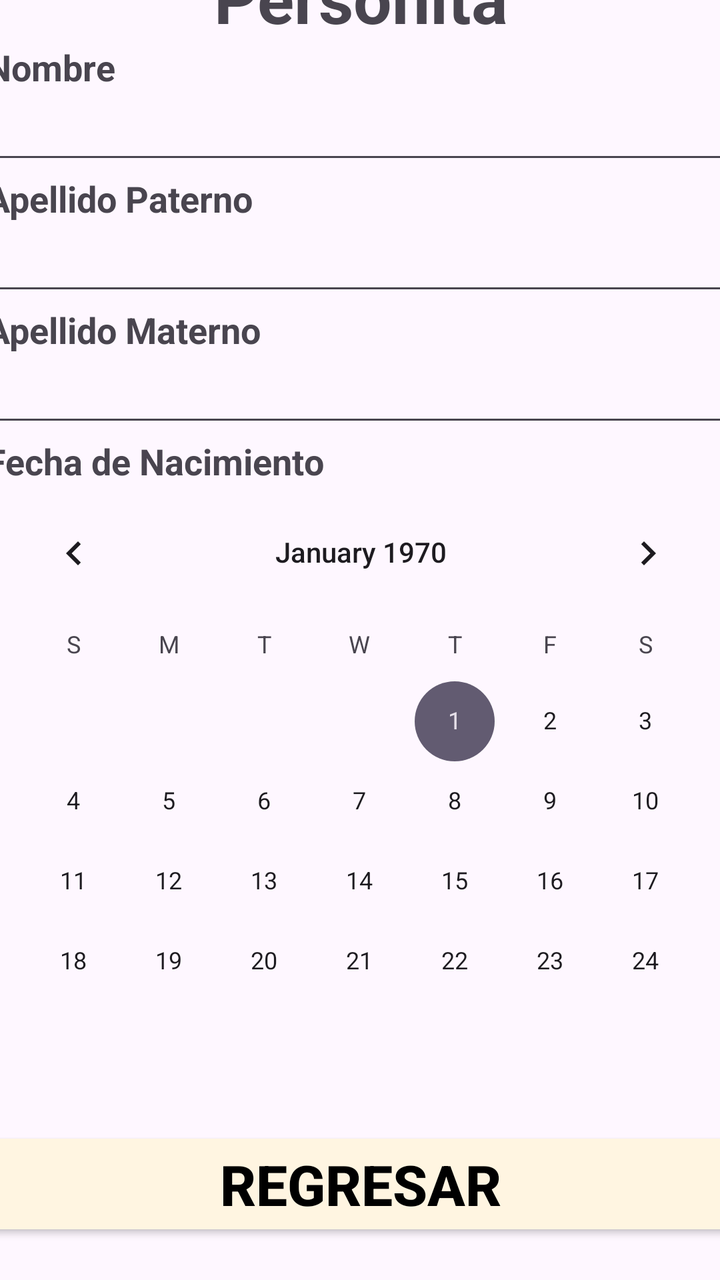
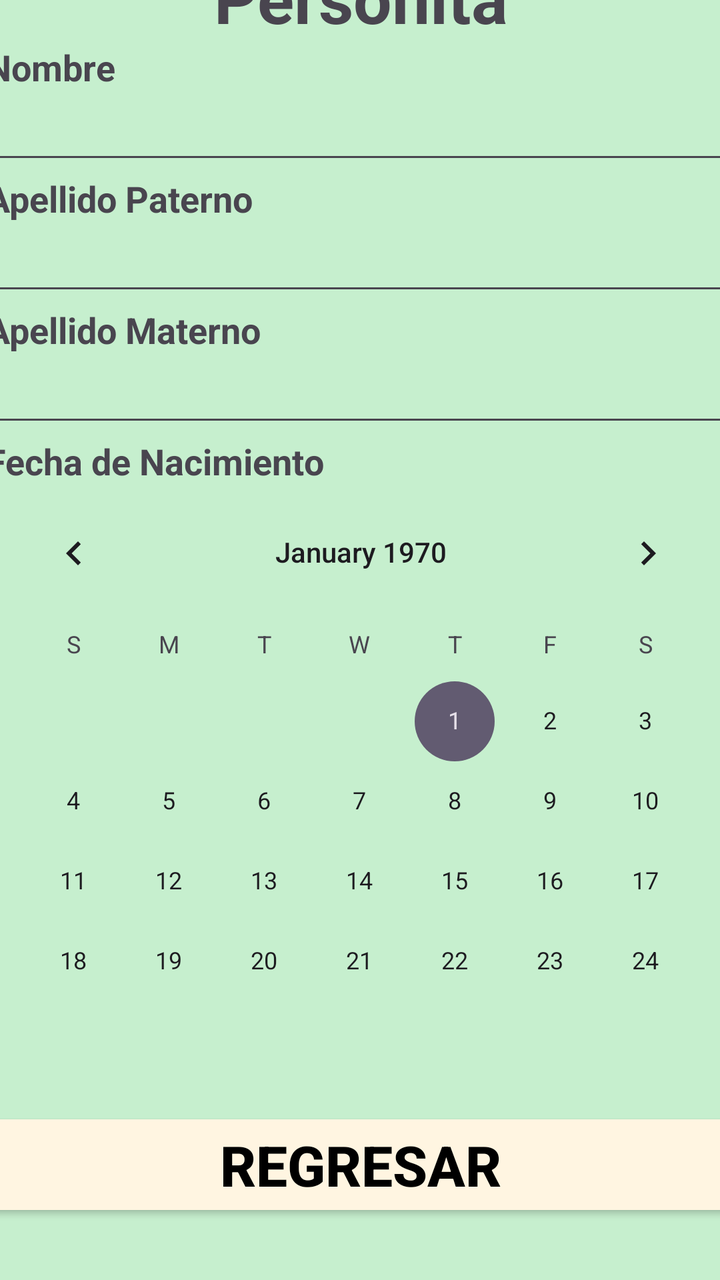

Before-and-after screenshots of an Android layout around one commit, followed by the original layout XML and the change that was made.
<!-- AndroidManifest.xml: application theme Theme.SQLite_en_Android -->
<!-- res/layout/activity_second.xml -->
<?xml version="1.0" encoding="utf-8"?>
<androidx.constraintlayout.widget.ConstraintLayout
    xmlns:android="http://schemas.android.com/apk/res/android"
    xmlns:app="http://schemas.android.com/apk/res-auto"
    xmlns:tools="http://schemas.android.com/tools"
    android:id="@+id/second"
    android:layout_width="match_parent"
    android:layout_height="match_parent"
    tools:context=".SecondActivity">

    <LinearLayout
        android:layout_width="375dp"
        android:layout_height="694dp"
        android:layout_marginTop="21dp"
        android:layout_marginBottom="16dp"
        android:orientation="vertical"
        app:layout_constraintBottom_toBottomOf="parent"
        app:layout_constraintEnd_toEndOf="parent"
        app:layout_constraintStart_toStartOf="parent"
        app:layout_constraintTop_toTopOf="parent"
        app:layout_constraintVertical_bias="0.5"
        app:layout_constraintHorizontal_bias="0.5">

        <TextView
            android:id="@+id/titulo"
            android:visibility="visible"
            android:layout_width="375dp"
            android:layout_height="wrap_content"
            android:text="@string/titulo"
            android:textStyle="bold"
            android:textSize="34sp"
            android:gravity="center"/>

        <ScrollView
            android:layout_width="match_parent"
            android:layout_height="494dp"
            android:layout_marginBottom="48dp">

            <LinearLayout
                android:layout_width="match_parent"
                android:layout_height="wrap_content"
                android:orientation="vertical">

                <TextView
                    android:id="@+id/nombre"
                    android:visibility="visible"
                    android:layout_width="match_parent"
                    android:layout_height="wrap_content"
                    android:text="@string/name"
                    android:textStyle="bold"
                    android:textSize="18sp"/>
                <EditText
                    android:id="@+id/lector_nombre"
                    android:visibility="visible"
                    android:layout_width="match_parent"
                    android:layout_height="wrap_content"
                    android:ems="10"
                    android:inputType="text"/>

                <TextView
                    android:id="@+id/apellido_p"
                    android:visibility="visible"
                    android:layout_width="match_parent"
                    android:layout_height="wrap_content"
                    android:text="@string/apellido_p"
                    android:textStyle="bold"
                    android:textSize="18sp"/>
                <EditText
                    android:id="@+id/lector_apellido_p"
                    android:visibility="visible"
                    android:layout_width="match_parent"
                    android:layout_height="wrap_content"
                    android:ems="10"
                    android:inputType="text"/>

                <TextView
                    android:id="@+id/apellido_m"
                    android:visibility="visible"
                    android:layout_width="match_parent"
                    android:layout_height="wrap_content"
                    android:text="@string/apellido_m"
                    android:textStyle="bold"
                    android:textSize="18sp"/>
                <EditText
                    android:id="@+id/lector_apellido_m"
                    android:visibility="visible"
                    android:layout_width="match_parent"
                    android:layout_height="wrap_content"
                    android:ems="10"
                    android:inputType="text"/>

                <TextView
                    android:id="@+id/fecha"
                    android:visibility="visible"
                    android:layout_width="match_parent"
                    android:layout_height="wrap_content"
                    android:text="@string/bdate"
                    android:textStyle="bold"
                    android:textSize="18sp"/>

                <CalendarView
                    android:id="@+id/fecha_calendario"
                    android:layout_width="match_parent"
                    android:layout_height="wrap_content"
                    android:ems="10"
                    android:inputType="text"
                    android:visibility="visible" />

                <TextView
                    android:id="@+id/genero"
                    android:visibility="visible"
                    android:layout_width="match_parent"
                    android:layout_height="wrap_content"
                    android:text="@string/gender"
                    android:textStyle="bold"
                    android:textSize="18sp"
                    android:layout_marginBottom="24dp"/>
                <CheckBox
                    android:id="@+id/masculino"
                    android:layout_width="match_parent"
                    android:layout_height="wrap_content"
                    android:text="@string/male"
                    android:visibility="visible"
                    android:gravity="start"/>
                <CheckBox
                    android:id="@+id/femenino"
                    android:layout_width="match_parent"
                    android:layout_height="wrap_content"
                    android:text="@string/female"
                    android:visibility="visible"
                    android:gravity="start"/>
                <CheckBox
                    android:id="@+id/nobinario"
                    android:layout_width="match_parent"
                    android:layout_height="wrap_content"
                    android:text="@string/nonbinary"
                    android:visibility="visible"
                    android:gravity="start"/>

                <TextView
                    android:id="@+id/otro_genero"
                    android:layout_width="match_parent"
                    android:layout_height="wrap_content"
                    android:text="@string/other_gender"/>
                <EditText
                    android:id="@+id/lector_otro_genero"
                    android:layout_width="match_parent"
                    android:layout_height="wrap_content"
                    android:ems="10"
                    android:inputType="text"/>

                <Button
                    android:id="@+id/boton_guardar"
                    android:visibility="visible"
                    android:layout_width="match_parent"
                    android:layout_height="wrap_content"
                    android:backgroundTint="@color/azulchillon"
                    android:text="@string/save"/>

                <ListView
                    android:id="@+id/lista_personitas"
                    android:layout_width="match_parent"
                    android:layout_height="199dp"/>
            </LinearLayout>
        </ScrollView>

        <Button
            android:id="@+id/btn_back"
            android:visibility="visible"
            android:layout_width="match_parent"
            android:layout_height="wrap_content"
            android:text="@string/regresar"
            android:textStyle="bold"
            android:textSize="28sp"
            android:textColor="@color/black"
            android:backgroundTint="@color/crema"
            android:layout_marginBottom="24dp"/>

    </LinearLayout>

</androidx.constraintlayout.widget.ConstraintLayout>
<!-- resources referenced by this layout -->
<resources>
  <color name="azulchillon">#007FFF</color>
  <color name="black">#000000</color>
  <color name="crema">#FFF5E1</color>
  <string name="apellido_m">Apellido Materno</string>
  <string name="apellido_p">Apellido Paterno</string>
  <string name="bdate">Fecha de Nacimiento</string>
  <string name="female">Femenino</string>
  <string name="gender">Género</string>
  <string name="male">Masculino</string>
  <string name="name">Nombre</string>
  <string name="nonbinary">No Binario</string>
  <string name="other_gender">Otro</string>
  <string name="regresar">Regresar</string>
  <string name="save">Guardar</string>
  <string name="titulo">Personita</string>
  <style name="Theme.SQLite_en_Android" parent="Base.Theme.SQLite_en_Android" />
  <style name="Base.Theme.SQLite_en_Android" parent="Theme.Material3.DayNight.NoActionBar">
          
          
      </style>
</resources>

<!-- the commit's change to res/layout/activity_second.xml (unified diff, before → after) -->
@@ -6,6 +6,7 @@
     android:id="@+id/second"
     android:layout_width="match_parent"
     android:layout_height="match_parent"
+    android:background="@color/verdepastel"
     tools:context=".SecondActivity">
 
     <LinearLayout
@@ -33,8 +34,7 @@
 
         <ScrollView
             android:layout_width="match_parent"
-            android:layout_height="494dp"
-            android:layout_marginBottom="48dp">
+            android:layout_height="494dp">
 
             <LinearLayout
                 android:layout_width="match_parent"
@@ -156,26 +156,25 @@
                     android:layout_height="wrap_content"
                     android:backgroundTint="@color/azulchillon"
                     android:text="@string/save"/>
-
-                <ListView
-                    android:id="@+id/lista_personitas"
-                    android:layout_width="match_parent"
-                    android:layout_height="199dp"/>
             </LinearLayout>
         </ScrollView>
-
-        <Button
-            android:id="@+id/btn_back"
-            android:visibility="visible"
-            android:layout_width="match_parent"
-            android:layout_height="wrap_content"
-            android:text="@string/regresar"
-            android:textStyle="bold"
-            android:textSize="28sp"
-            android:textColor="@color/black"
-            android:backgroundTint="@color/crema"
-            android:layout_marginBottom="24dp"/>
-
     </LinearLayout>
 
+    <Button
+        android:id="@+id/btn_back"
+        android:visibility="visible"
+        android:layout_width="375dp"
+        android:layout_height="wrap_content"
+        android:text="@string/regresar"
+        android:textStyle="bold"
+        android:textSize="28sp"
+        android:textColor="@color/black"
+        android:backgroundTint="@color/crema"
+        app:layout_constraintBottom_toBottomOf="parent"
+        app:layout_constraintEnd_toEndOf="parent"
+        app:layout_constraintStart_toStartOf="parent"
+        app:layout_constraintTop_toTopOf="parent"
+        app:layout_constraintVertical_bias="0.95"
+        app:layout_constraintHorizontal_bias="0.5"/>
+
 </androidx.constraintlayout.widget.ConstraintLayout>
<!-- resource entries referenced after the edit -->
@@ -3,6 +3,7 @@
   <color name="azulchillon">#007FFF</color>
   <color name="black">#000000</color>
   <color name="crema">#FFF5E1</color>
+  <color name="verdepastel">#C6EFCE</color>
   <string name="apellido_m">Apellido Materno</string>
   <string name="apellido_p">Apellido Paterno</string>
   <string name="bdate">Fecha de Nacimiento</string>
